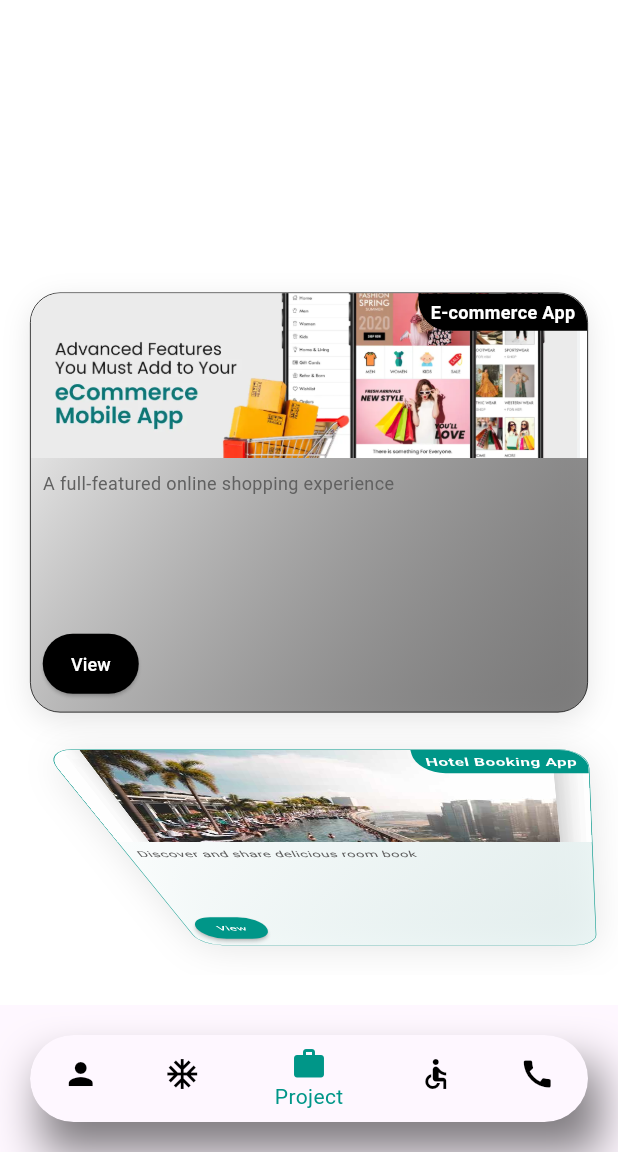
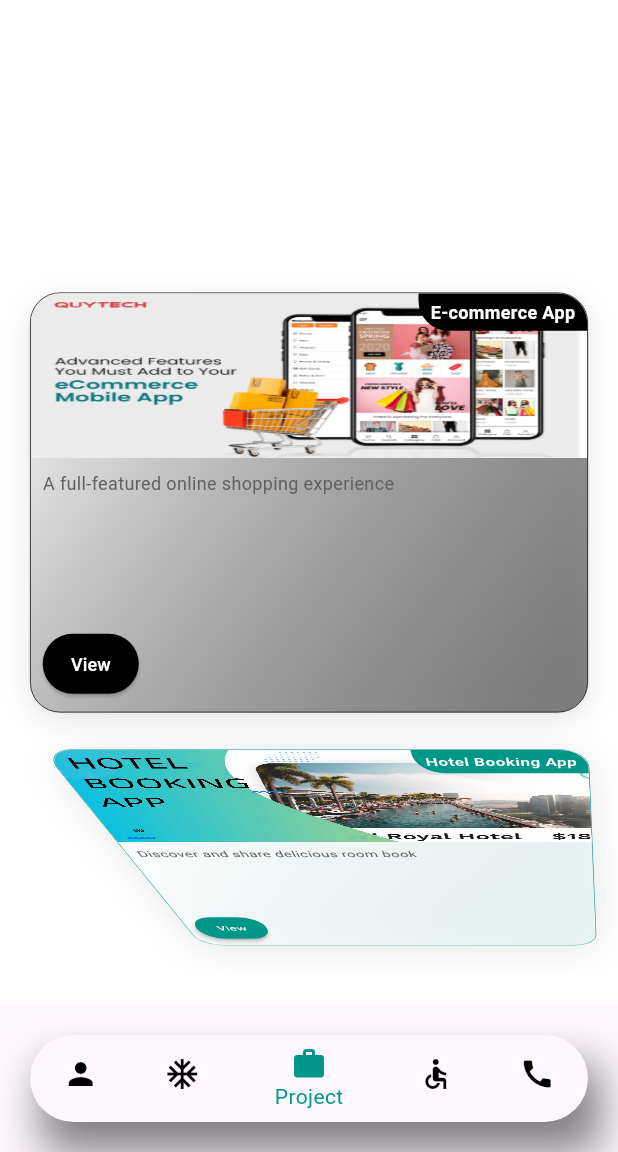
Before and after one commit to nayeemdiu/Sk-Portfolio-, a Flutter app: the screen it shows after launch, item 3 of the bottom bar chosen, on a phone screen of 412 x 824 dp, the part 84-1236 px from its top. Run offline on Flutter 3.47's test engine with Material 3 defaults, Android fonts, the phone set to English and light mode, and no system bars; our stand-ins replace animated_text_kit, fl_chart, flutter_staggered_animations, google_fonts.

```diff
--- a/lib/screen/projectScreen.dart
+++ b/lib/screen/projectScreen.dart
@@ -38,7 +38,7 @@ class _ProjectScreenState extends State<ProjectScreen> {
     Project(
       title: 'Hotel Booking App',
       description: 'Discover and share delicious room book',
-      imageUrl: 'assets/f4.jpg',
+      imageUrl: 'assets/hotel.jpg',
       imageUrls: ['assets/f4.jpg', 'assets/f5.jpg'],
       color: Colors.teal.shade50,
       buttonColor: Colors.teal,
@@ -46,7 +46,7 @@ class _ProjectScreenState extends State<ProjectScreen> {
     Project(
       title: 'Digital Course App',
       description: 'A full-featured online course experience',
-      imageUrl: 'assets/f7.jpg',
+      imageUrl: 'assets/course.jpg',
       imageUrls: ['assets/f6.jpg', 'assets/f7.jpg'],
       color: Colors.blueAccent.shade100,
       buttonColor: Colors.blueAccent,
@@ -54,7 +54,7 @@ class _ProjectScreenState extends State<ProjectScreen> {
     Project(
       title: 'Todo Tracker App',
       description: 'This app helps to track your daily work',
-      imageUrl: 'assets/todo1.png',
+      imageUrl: 'assets/todo.jpg',
       imageUrls: ['assets/t1.jpg', 'assets/t2.jpg', 'assets/t3.jpg', 'assets/t4.jpg'],
       color: Colors.green.shade50,
       buttonColor: Colors.green,
@@ -62,7 +62,7 @@ class _ProjectScreenState extends State<ProjectScreen> {
     Project(
       title: 'Fitness Tracker',
       description: 'Monitor your health and fitness goals',
-      imageUrl: 'assets/f1.jpg',
+      imageUrl: 'assets/fitness.jpg',
       imageUrls: ['assets/f1.jpg', 'assets/f2.jpg', 'assets/f3.jpg'],
       color: Colors.blue.shade50,
       buttonColor: Colors.blue,
@@ -279,7 +279,7 @@ class _ProjectCardState extends State<ProjectCard> {
                       widget.project.imageUrl,
                       height: imageHeight,
                       width: double.infinity,
-                      fit: BoxFit.cover,
+                      fit: BoxFit.fill,
                     ),
                     Container(
                       padding: EdgeInsets.symmetric(horizontal: 8, vertical: 4),
--- a/pubspec.yaml
+++ b/pubspec.yaml
@@ -42,6 +42,7 @@ dependencies:
   animated_text_kit: ^4.2.1
   google_fonts: ^6.2.1
   url_launcher: ^6.1.10
+  carousel_slider: ^5.0.0
 
 
 dev_dependencies:
```
Also changed, not shown: assets/course.jpg (added), assets/fitness.jpg (added), assets/hotel.jpg (added), assets/todo.jpg (added), lib/generated/assets.dart, pubspec.lock.
